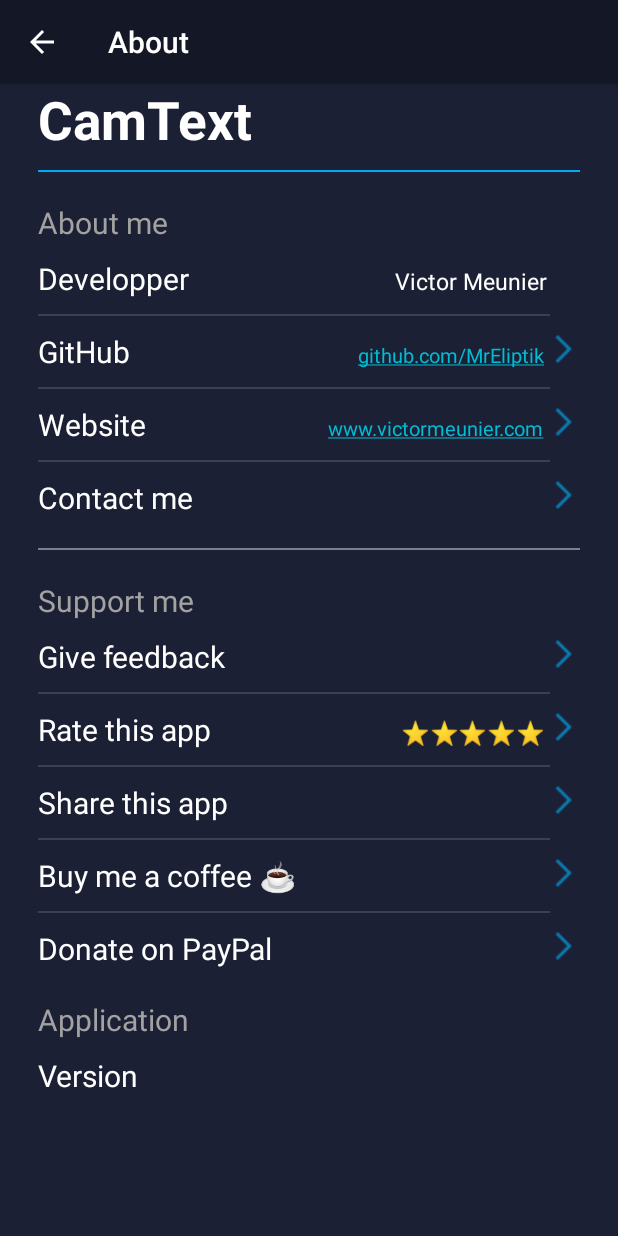
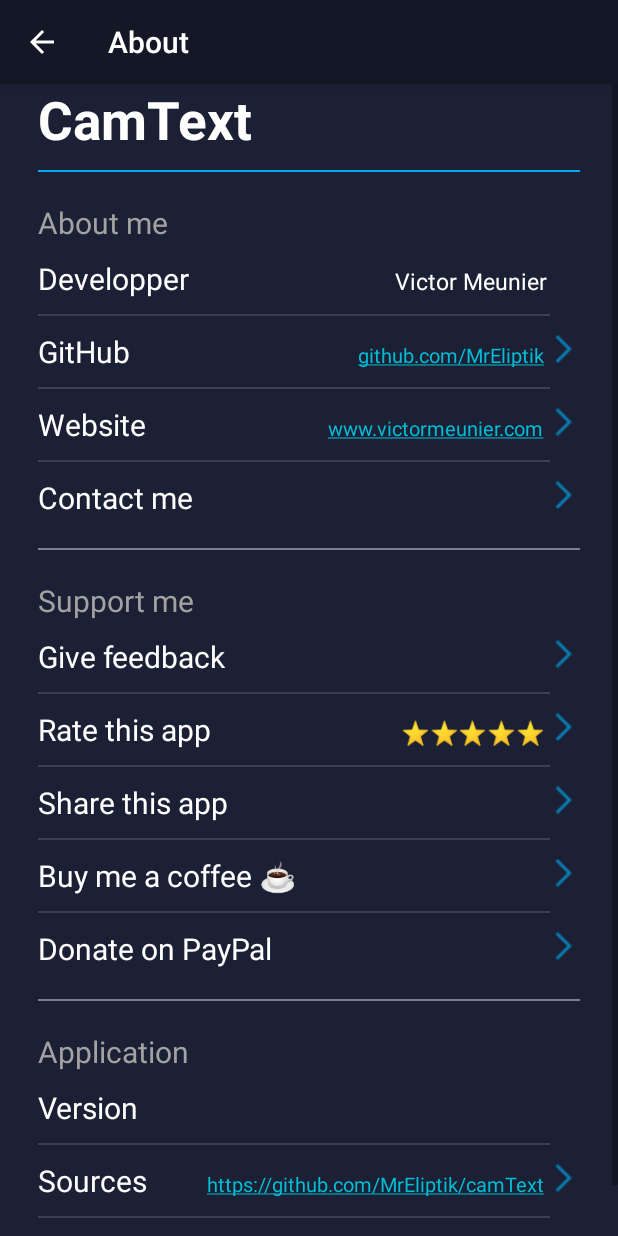
Before and after one commit to MrEliptik/camText, an Android app: the AboutActivity screen opened directly, with no data from a screen before it, on a phone screen of 412 x 824 dp. Run offline under Robolectric (Android 15) with nearby library versions, the light colour scheme and no system bars.

Commit message:
add github sources and icons link

```diff
--- a/app/src/main/res/layout/activity_about.xml
+++ b/app/src/main/res/layout/activity_about.xml
@@ -383,6 +383,12 @@
                     android:tint="#087FB5" />
             </LinearLayout>
 
+            <View
+                android:layout_width="match_parent"
+                android:layout_height="1dp"
+                android:layout_marginVertical="10dp"
+                android:background="#73F3F3F3" />
+
             <TextView
                 android:layout_width="wrap_content"
                 android:layout_height="wrap_content"
@@ -420,6 +426,96 @@
                     android:textColor="#ffffff"
                     android:textSize="20sp" />
             </LinearLayout>
+
+            <View
+                android:layout_width="match_parent"
+                android:layout_height="1dp"
+                android:layout_marginRight="20dp"
+                android:background="#26F3F3F3" />
+
+            <LinearLayout
+                android:id="@+id/github_sources"
+                android:layout_width="match_parent"
+                android:layout_height="wrap_content"
+                android:layout_weight="1"
+                android:orientation="horizontal"
+                android:layout_marginVertical="10dp" >
+
+                <TextView
+                    android:layout_width="wrap_content"
+                    android:layout_height="wrap_content"
+                    android:text="@string/sources"
+                    android:textColor="#ffffff"
+                    android:textSize="20sp" />
+
+                <View
+                    android:layout_width="0dp"
+                    android:layout_height="0dp"
+                    android:layout_weight="1" />
+
+                <TextView
+                    android:layout_width="wrap_content"
+                    android:layout_height="wrap_content"
+                    android:scaleType="centerInside"
+                    android:text="https://github.com/MrEliptik/camText"
+                    android:autoLink="web"
+                    android:textColor="#ffffff"
+                    android:textSize="13sp" />
+
+                <ImageView
+                    android:layout_width="wrap_content"
+                    android:layout_height="wrap_content"
+                    android:layout_alignParentRight="true"
+                    android:scaleType="centerInside"
+                    android:src="@drawable/arrow_right_24"
+                    android:tint="#087FB5" />
+            </LinearLayout>
+
+            <View
+                android:layout_width="match_parent"
+                android:layout_height="1dp"
+                android:layout_marginRight="20dp"
+                android:background="#26F3F3F3" />
+
+            <LinearLayout
+                android:id="@+id/icons"
+                android:layout_width="match_parent"
+                android:layout_height="wrap_content"
+                android:layout_weight="1"
+                android:orientation="horizontal"
+                android:layout_marginVertical="10dp" >
+
+                <TextView
+                    android:layout_width="wrap_content"
+                    android:layout_height="wrap_content"
+                    android:text="@string/icon_ref"
+                    android:textColor="#ffffff"
+                    android:textSize="20sp" />
+
+                <View
+                    android:layout_width="0dp"
+                    android:layout_height="0dp"
+                    android:layout_weight="1" />
+
+                <TextView
+                    android:layout_width="wrap_content"
+                    android:layout_height="wrap_content"
+                    android:scaleType="centerInside"
+                    android:text="https://icones8.fr/icons/set/home--v5"
+                    android:autoLink="web"
+                    android:textColor="#ffffff"
+                    android:textSize="13sp" />
+
+                <ImageView
+                    android:layout_width="wrap_content"
+                    android:layout_height="wrap_content"
+                    android:layout_alignParentRight="true"
+                    android:scaleType="centerInside"
+                    android:src="@drawable/arrow_right_24"
+                    android:tint="#087FB5" />
+            </LinearLayout>
+
+
         </LinearLayout>
     </ScrollView>
 
--- a/app/src/main/res/values/strings.xml
+++ b/app/src/main/res/values/strings.xml
@@ -71,4 +71,6 @@
     <string name="volume_down_title">Capture photo on volume down press</string>
     <string name="image_history_title">Delete images on device when erasing history</string>
     <string name="selecting">item(s) selected</string>
+    <string name="sources">Sources</string>
+    <string name="icon_ref">Icons</string>
 </resources>
```
Also changed, not shown: 1 other file.
